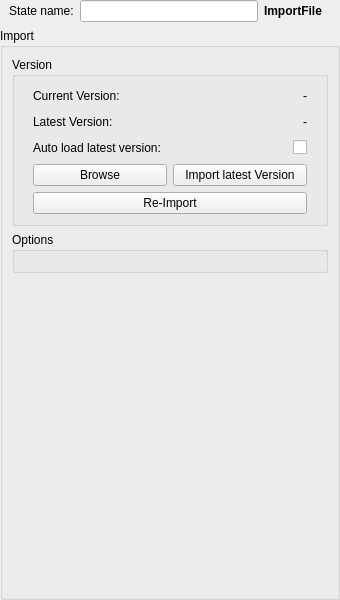
This is SynthEyes/Scripts/StateManagerNodes/StateUserInterfaces/Synth_ImportMesh.ui in AltaArts/SynthEyes_Integration--Prism-Plugin as Qt 5 draws it before an edit. The edited form follows.
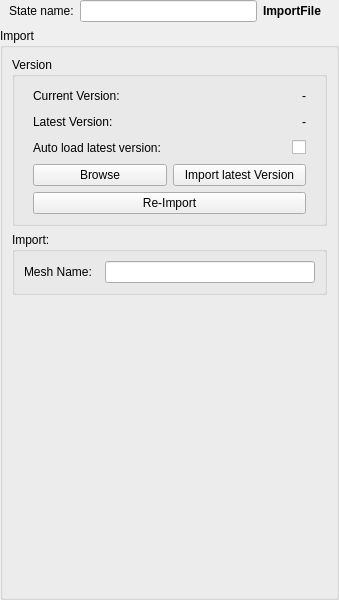
This is the edited form.

Commit message:
Added Mesh rename #36
This cleans up and improves the renaming in Syntheyes from the States (AddShot and Import Mesh).

What changed in the file:
```diff
--- a/SynthEyes/Scripts/StateManagerNodes/StateUserInterfaces/Synth_ImportMesh.ui
+++ b/SynthEyes/Scripts/StateManagerNodes/StateUserInterfaces/Synth_ImportMesh.ui
@@ -6,7 +6,7 @@
    <rect>
     <x>0</x>
     <y>0</y>
-    <width>340</width>
+    <width>339</width>
     <height>600</height>
    </rect>
   </property>
@@ -310,9 +310,24 @@
       <item>
        <widget class="QGroupBox" name="gb_options">
         <property name="title">
-         <string>Options</string>
+         <string>Import:</string>
         </property>
-        <layout class="QVBoxLayout" name="verticalLayout_6"/>
+        <layout class="QVBoxLayout" name="verticalLayout_6">
+         <item>
+          <layout class="QHBoxLayout" name="f_meshName">
+           <item>
+            <widget class="QLabel" name="l_meshName">
+             <property name="text">
+              <string>Mesh Name:  </string>
+             </property>
+            </widget>
+           </item>
+           <item>
+            <widget class="QLineEdit" name="e_meshName"/>
+           </item>
+          </layout>
+         </item>
+        </layout>
        </widget>
       </item>
       <item>
```
The commit also changes 10 other files.
